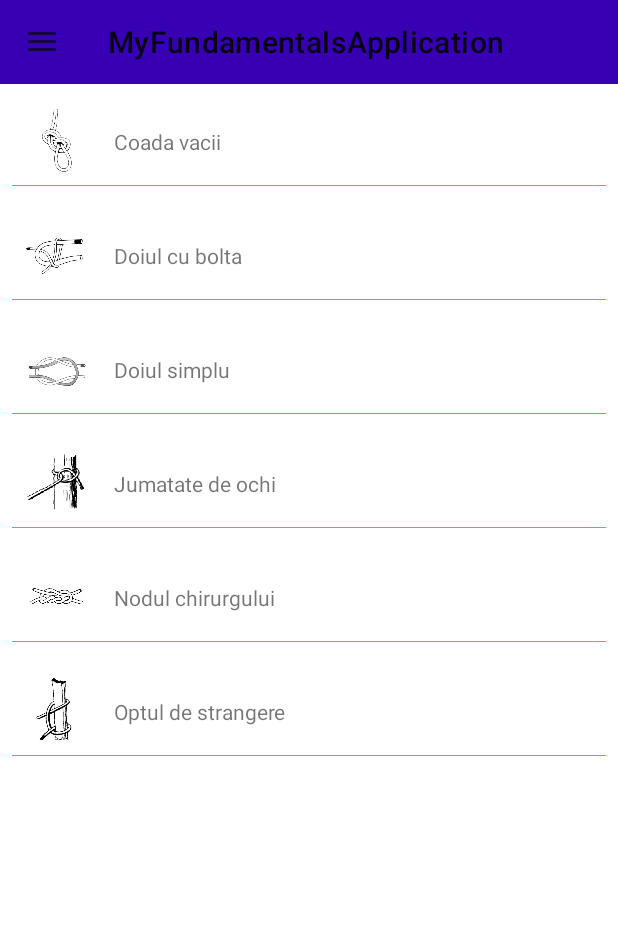
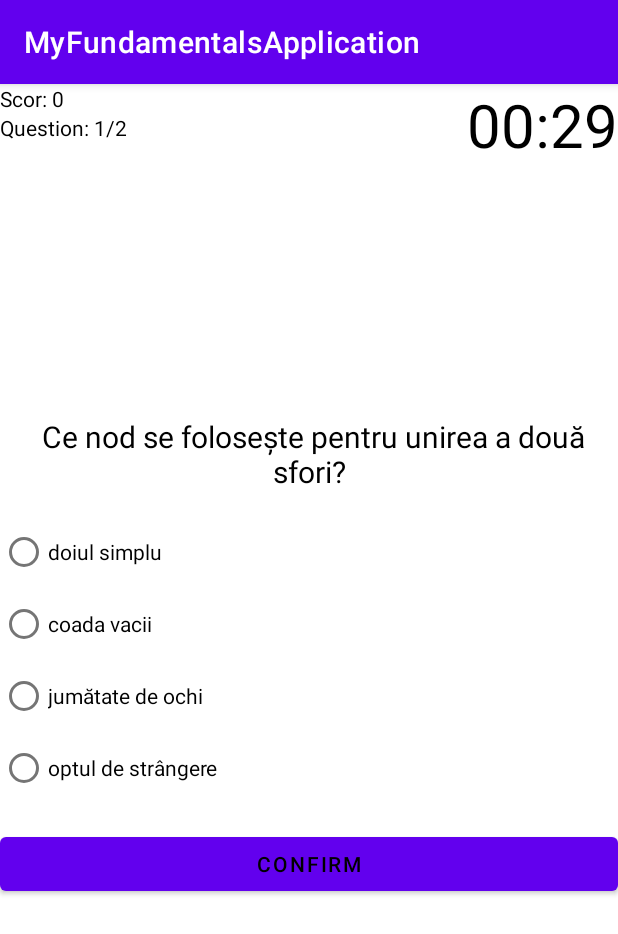
Before and after one commit to 7Mircea/Knots, an Android app: the screen it shows after launch (MainActivity before the commit, QuestionActivity after it), in the side drawer, after a tap on "Întrebări", on a phone screen of 412 x 824 dp. Shown: the top 934 px of the screen. Run offline under Robolectric (Android 15) with nearby library versions, the phone set to English and light mode, and no system bars; our stand-ins replace Room's generated code.

Commit message:
added QuestionActivity.class and questions.txt

```diff
--- a/app/src/main/AndroidManifest.xml
+++ b/app/src/main/AndroidManifest.xml
@@ -9,7 +9,8 @@
         android:roundIcon="@mipmap/ic_launcher_round"
         android:supportsRtl="true"
         android:theme="@style/Theme.MyFundamentalsApplication">
-        <activity android:name=".KnotActivity"></activity>
+        <activity android:name=".QuestionActivity"></activity>
+        <activity android:name=".KnotActivity" />
         <activity android:name=".RegistrationActivity" />
         <activity
             android:name=".MainActivity"
--- a/app/src/main/java/com/example/myfundamentalsapplication/MainActivity.java
+++ b/app/src/main/java/com/example/myfundamentalsapplication/MainActivity.java
@@ -49,7 +49,6 @@ public class MainActivity extends AppCompatActivity implements NavigationView.On
         //punem toolbar
         Toolbar toolbar = findViewById(R.id.toolbar);
         setSupportActionBar(toolbar);
-        //setam navigation view
         drawer = findViewById(R.id.drawer_layout);
 
         ActionBarDrawerToggle toggle = new ActionBarDrawerToggle(this, drawer
@@ -76,7 +75,8 @@ public class MainActivity extends AppCompatActivity implements NavigationView.On
                         .commit();
                 break;
             case R.id.nav_questions:
-                Toast.makeText(this, "Ai apasat pe questions", Toast.LENGTH_LONG).show();
+                Intent intent = new Intent(MainActivity.this, QuestionActivity.class);
+                startActivity(intent);
                 break;
         }
         drawer.closeDrawer(GravityCompat.START);
--- /dev/null
+++ b/app/src/main/java/com/example/myfundamentalsapplication/Question.java
@@ -0,0 +1,111 @@
+package com.example.myfundamentalsapplication;
+
+import android.os.Parcel;
+import android.os.Parcelable;
+
+public class Question implements Parcelable {
+    private String question;
+    private String option1;
+    private String option2;
+    private String option3;
+    private String option4;
+
+
+    private int answerNr;
+
+    public Question() {
+    }
+
+    public Question(String question, String option1, String option2, String option3,String option4, int answerNr) {
+        this.question = question;
+        this.option1 = option1;
+        this.option2 = option2;
+        this.option3 = option3;
+        this.option4 = option4;
+        this.answerNr = answerNr;
+    }
+
+    protected Question(Parcel in) {
+        question = in.readString();
+        option1 = in.readString();
+        option2 = in.readString();
+        option3 = in.readString();
+        option4 = in.readString();
+        answerNr = in.readInt();
+    }
+
+    @Override
+    public void writeToParcel(Parcel dest, int flags) {
+        dest.writeString(question);
+        dest.writeString(option1);
+        dest.writeString(option2);
+        dest.writeString(option3);
+        dest.writeString(option4);
+        dest.writeInt(answerNr);
+    }
+
+    @Override
+    public int describeContents() {
+        return 0;
+    }
+
+    public static final Creator<Question> CREATOR = new Creator<Question>() {
+        @Override
+        public Question createFromParcel(Parcel in) {
+            return new Question(in);
+        }
+
+        @Override
+        public Question[] newArray(int size) {
+            return new Question[size];
+        }
+    };
+
+    public String getQuestion() {
+        return question;
+    }
+
+    public void setQuestion(String question) {
+        // afla pozitia la care se afla .
+        int i = 0;
+        while(question.charAt(i++) != 46);
+        // salveaza intrebarea fara numarul ei si fara punct
+        this.question = question.substring(i);
+    }
+
+    public String getOption1() {
+        return option1;
+    }
+
+    public void setOption1(String option1) {
+        this.option1 = option1;
+    }
+
+    public String getOption2() {
+        return option2;
+    }
+
+    public void setOption2(String option2) {
+        this.option2 = option2;
+    }
+
+    public String getOption3() {
+        return option3;
+    }
+
+    public void setOption3(String option3) {
+        this.option3 = option3;
+    }
+
+    public String getOption4() { return option4; }
+
+    public void setOption4(String option4) { this.option4 = option4; }
+
+    public int getAnswerNr() {
+        return answerNr;
+    }
+
+    public void setAnswerNr(int answerNr) {
+        this.answerNr = answerNr;
+    }
+}
--- /dev/null
+++ b/app/src/main/java/com/example/myfundamentalsapplication/QuestionActivity.java
@@ -0,0 +1,315 @@
+package com.example.myfundamentalsapplication;
+
+import android.content.Intent;
+import android.content.res.ColorStateList;
+import android.graphics.Color;
+import android.os.Bundle;
+import android.os.CountDownTimer;
+import android.util.Log;
+import android.view.View;
+import android.widget.Button;
+import android.widget.RadioButton;
+import android.widget.RadioGroup;
+import android.widget.TextView;
+import android.widget.Toast;
+
+import androidx.appcompat.app.AppCompatActivity;
+
+import java.io.IOException;
+import java.io.InputStream;
+import java.nio.charset.Charset;
+import java.util.ArrayList;
+import java.util.Collections;
+import java.util.Locale;
+import java.util.Scanner;
+
+public class QuestionActivity extends AppCompatActivity {
+    public static final long TIME_LEFT_IN_MILLIS = 30000;
+
+    private static final String KEY_SCORE = "keyScore";
+    private static final String KEY_QUESTION_COUNT = "keyQuestionCount";
+    private static final String KEY_MILLIS_LEFT = "keyMillisLeft";
+    private static final String KEY_ANSWERED = "keyAnswered";
+    private static final String KEY_QUESTION_LIST = "keyQuestionList";
+
+    private TextView textViewQuestion;
+    private TextView textViewScore;
+    private TextView textViewCount;
+    private TextView textViewCountDown;
+    private RadioGroup rbGroup;
+    private RadioButton rb1;
+    private RadioButton rb2;
+    private RadioButton rb3;
+    private RadioButton rb4;
+    private Button buttonConfirmNext;
+
+    private ColorStateList textColorDefaultRb;
+    private ColorStateList textColorDefaultCd;
+
+    private CountDownTimer countDownTimer;
+    private long timeLeftInMillis;
+
+    private ArrayList<Question> questionList;
+    private int questionCounter;
+    private int questionCountTotal;
+    private Question currentQuestion;
+
+    private int score;
+    private boolean answered;
+
+    @Override
+    protected void onCreate(Bundle savedInstanceState) {
+        super.onCreate(savedInstanceState);
+        setContentView(R.layout.activity_question);
+
+        textViewQuestion = findViewById(R.id.text_view_question);
+        textViewCount = findViewById(R.id.text_view_question_count);
+        textViewCountDown = findViewById(R.id.text_view_countdown);
+        textViewScore = findViewById(R.id.text_view_score);
+        rbGroup = findViewById(R.id.radio_group);
+        rb1 = findViewById(R.id.radio_button1);
+        rb2 = findViewById(R.id.radio_button2);
+        rb3 = findViewById(R.id.radio_button3);
+        rb4 = findViewById(R.id.radio_button4);
+        buttonConfirmNext = findViewById(R.id.button_confirm_next);
+
+        textColorDefaultRb = rb1.getTextColors();
+        textColorDefaultCd = textViewCountDown.getTextColors();
+
+        if (savedInstanceState == null) {
+            String file = "questions.txt";
+            questionList = readAllQuestions(file);
+            questionCountTotal = questionList.size();
+            Collections.shuffle(questionList);
+
+            showNextQuestion();
+        } else {
+            questionList = savedInstanceState.getParcelableArrayList(KEY_QUESTION_LIST);
+            questionCounter = savedInstanceState.getInt(KEY_QUESTION_COUNT);
+            questionCountTotal = questionList.size();
+            timeLeftInMillis = savedInstanceState.getLong(KEY_MILLIS_LEFT);
+            answered = savedInstanceState.getBoolean(KEY_ANSWERED);
+            score = savedInstanceState.getInt(KEY_SCORE);
+            currentQuestion = questionList.get(questionCounter - 1);
+
+            if(!answered) {
+                startCountDown();
+            } else {
+                updateCountDownText();
+                showSolution();
+            }
+        }
+
+        buttonConfirmNext.setOnClickListener(new View.OnClickListener() {
+            @Override
+            public void onClick(View view) {
+                if (!answered) {
+                    if (rb1.isChecked() || rb2.isChecked() || rb3.isChecked() || rb4.isChecked()){
+                        checkAnswer();
+                    }
+                    else {
+                        Toast.makeText(QuestionActivity.this,R.string.alege_varianta,Toast.LENGTH_SHORT).show();
+                    }
+                } else {
+                    showNextQuestion();
+                }
+            }
+        });
+    }
+
+    private ArrayList<Question> readAllQuestions(String file) {
+        ArrayList<Question> toateIntrebarile = new ArrayList<Question>();
+        Locale locale = getResources().getConfiguration().locale;
+        InputStream is;
+        Scanner scanner;
+        try {
+            is = getAssets().open(file);
+            scanner = new Scanner(is);
+
+            //Log.i("MainActivity.java", Charset.defaultCharset().displayName());
+            int nrOfQuestions = StringToInt(scanner.nextLine(), true);
+            //Log.i("Intrebare.java", "!!!!!!!!!!!!!!" + nrOfQuestions);
+            //Log.i("Intrebare.java", "\nnrOfQuestions : " + nrOfQuestions);
+            for (int i = 0; i < nrOfQuestions; i++) {
+                //Log.i("Intrebare.java", "i:" + i);
+                Question question = new Question();
+                String buf = scanner.nextLine();
+                question.setQuestion(buf);
+                buf = scanner.nextLine();
+                question.setOption1(buf);
+                buf = scanner.nextLine();
+                question.setOption2(buf);
+                buf = scanner.nextLine();
+                question.setOption3(buf);
+                buf = scanner.nextLine();
+                question.setOption4(buf);
+                int answerNr = StringToInt(scanner.nextLine(), false);
+                //Log.i("Intrebare.java", "answerNr:" + answerNr);
+                question.setAnswerNr(answerNr);
+                //buf = scanner.nextLine();
+                toateIntrebarile.add(question);
+            }
+            scanner.close();
+            is.close();
+        } catch (IOException e) {
+            e.printStackTrace();
+        }
+        return toateIntrebarile;
+    }
+
+    private void showNextQuestion() {
+        rb1.setTextColor(textColorDefaultRb);
+        rb2.setTextColor(textColorDefaultRb);
+        rb3.setTextColor(textColorDefaultRb);
+        rb4.setTextColor(textColorDefaultRb);
+        rbGroup.clearCheck();
+
+        if (questionCounter < questionCountTotal) {
+            currentQuestion = questionList.get(questionCounter);
+
+            textViewQuestion.setText(currentQuestion.getQuestion());
+            rb1.setText(currentQuestion.getOption1());
+            rb2.setText(currentQuestion.getOption2());
+            rb3.setText(currentQuestion.getOption3());
+            rb4.setText(currentQuestion.getOption4());
+
+            questionCounter++;
+            textViewCount.setText("Question: " + questionCounter + "/" + questionCountTotal);
+            answered = false;
+            buttonConfirmNext.setText("Confirm");
+
+            timeLeftInMillis = TIME_LEFT_IN_MILLIS;
+            startCountDown();
+        } else {
+            finishQuiz();
+        }
+    }
+
+    private void startCountDown(){
+        countDownTimer = new CountDownTimer(timeLeftInMillis,1000) {
+            @Override
+            public void onTick(long millisUntilFinished) {
+                timeLeftInMillis = millisUntilFinished;
+                updateCountDownText();
+            }
+
+            @Override
+            public void onFinish() {
+                timeLeftInMillis = 0;
+                updateCountDownText();
+                checkAnswer();
+            }
+        }.start();
+    }
+
+    private void updateCountDownText() {
+        //int hours = (int)(timeLeftInMillis / 1000) / 60 / 60;
+        int minutes = (int)(timeLeftInMillis / 1000) / 60 % 60;
+        int seconds = (int)(timeLeftInMillis / 1000) % 60;
+
+        String timeFormatted = String.format(Locale.getDefault(),"%02d:%02d",minutes,seconds);
+        textViewCountDown.setText(timeFormatted);
+
+        if (timeLeftInMillis < 10000) {
+            textViewCountDown.setTextColor(Color.RED);
+        } else {
+            textViewCountDown.setTextColor(textColorDefaultCd);
+        }
+    }
+
+    private void checkAnswer() {
+        answered = true;
+
+        countDownTimer.cancel();
+
+        RadioButton rbSelected = findViewById(rbGroup.getCheckedRadioButtonId());
+        int answerNr = rbGroup.indexOfChild(rbSelected) + 1;
+
+        if (answerNr == currentQuestion.getAnswerNr()) {
+            score++;
+            textViewScore.setText("Score: " + score);
+        }
+
+        showSolution();
+    }
+
+    private void showSolution() {
+        rb1.setTextColor(Color.RED);
+        rb2.setTextColor(Color.RED);
+        rb3.setTextColor(Color.RED);
+        rb4.setTextColor(Color.RED);
+
+        switch (currentQuestion.getAnswerNr()) {
+            case 1:
+                rb1.setTextColor(getResources().getColor(R.color.teal_700));
+                break;
+            case 2:
+                rb2.setTextColor(getResources().getColor(R.color.teal_700));
+                break;
+            case 3:
+                rb3.setTextColor(getResources().getColor(R.color.teal_700));
+                break;
+            case 4:
+                rb4.setTextColor(getResources().getColor(R.color.teal_700));
+                break;
+        }
+
+        if (questionCounter < questionCountTotal)
+            buttonConfirmNext.setText(R.string.next_button);
+        else
+            buttonConfirmNext.setText(R.string.finish_button);
+    }
+
+    private void finishQuiz() {
+        finish();
+    }
+
+    private static int StringToInt(String string, boolean isFirstLineOfFile) {
+        int nr = 0, power = 1, inceput = -1;
+        /**
+         * Este foarte important sa tii cont ca un fisier codat in UTF-8 va avea la inceput un caracter
+         * U+FEFF, sau 65279 in decimal care reprezinta inceput de fisier(BOM), acesta trebuie ignarat la trecerea string-ului
+         * in int. Nu toate fisierele UTF-8 contin acest caracter,
+         * https://en.wikipedia.org/wiki/Byte_order_mark
+         */
+        if (isFirstLineOfFile && string.charAt(0)==65279) inceput = 0;
+        //System.out.println("String-ul primit in StringToInt este : \"" + string + "\"");
+        //Log.i("Intrebare.java","String-ul are lungimea: "+string.length());
+        //if (Character.getNumericValue(string.charAt(0))==65279)
+        //Log.i("Intrebare.java","contine BOM");
+        for (int i = string.length() - 1; i > inceput; i--) {
+            if (Character.isDigit(string.charAt(i))) {
+                nr += Character.getNumericValue(string.charAt(i)) * power;
+                power *= 10;
+                //Log.i("Intrebare.java", "Char at " + i + " is  \"" + string.charAt(i) + "\"" + "and numeric representation is" + Integer.toString((int) string.charAt(i)));
+            }
+        }
+        return nr;
+    }
+
+    @Override
+    protected void onDestroy() {
+        super.onDestroy();
+        // if the countDown hasn't started is null
+        if (countDownTimer != null) {
+            countDownTimer.cancel();
+        }
+    }
+
+    @Override
+    protected void onSaveInstanceState(Bundle outState) {
+        super.onSaveInstanceState(outState);
+        outState.putInt(KEY_SCORE,score);
+        outState.putBoolean(KEY_ANSWERED,answered);
+        outState.putLong(KEY_MILLIS_LEFT, timeLeftInMillis);
+        outState.putInt(KEY_QUESTION_COUNT,questionCounter);
+        outState.putParcelableArrayList(KEY_QUESTION_LIST,questionList);
+    }
+
+    @Override
+    public void onBackPressed() {
+        Intent it = new Intent(QuestionActivity.this, MainActivity.class);
+        startActivity(it);
+    }
+
+}
--- a/app/src/main/res/layout/activity_main.xml
+++ b/app/src/main/res/layout/activity_main.xml
@@ -17,6 +17,7 @@
             android:id="@+id/toolbar"
             android:layout_width="match_parent"
             android:layout_height="?attr/actionBarSize"
+            app:titleTextColor="@color/white"
             android:background="@color/purple_700"/>
         <FrameLayout
             android:id="@+id/fragment_container"
--- /dev/null
+++ b/app/src/main/res/layout/activity_question.xml
@@ -0,0 +1,99 @@
+<?xml version="1.0" encoding="utf-8"?>
+<RelativeLayout xmlns:android="http://schemas.android.com/apk/res/android"
+    xmlns:app="http://schemas.android.com/apk/res-auto"
+    xmlns:tools="http://schemas.android.com/tools"
+    android:layout_width="match_parent"
+    android:layout_height="match_parent"
+    tools:context="com.example.myfundamentalsapplication.QuestionActivity">
+
+    <TextView
+        android:id="@+id/text_view_score"
+        android:layout_width="wrap_content"
+        android:layout_height="wrap_content"
+        android:text="@string/score"
+        android:textColor="@android:color/black"
+        android:freezesText="true"/>
+
+    <TextView
+        android:id="@+id/text_view_question_count"
+        android:layout_width="wrap_content"
+        android:layout_height="wrap_content"
+        android:text="@string/question_count"
+        android:layout_below="@id/text_view_score"
+        android:textColor="@android:color/black"
+        android:freezesText="true"/>
+
+    <TextView
+        android:id="@+id/text_view_countdown"
+        android:layout_width="wrap_content"
+        android:layout_height="wrap_content"
+        android:layout_alignParentRight="true"
+        android:layout_alignParentEnd="true"
+        android:textColor="@android:color/black"
+        android:text="@string/countdown"
+        android:textSize="40sp"
+        android:freezesText="true"/>
+
+    <TextView
+        android:id="@+id/text_view_question"
+        android:layout_width="match_parent"
+        android:layout_height="wrap_content"
+        android:text="@string/question"
+        android:textSize="20sp"
+        android:textColor="@android:color/black"
+        android:layout_above="@id/radio_group"
+        android:textAlignment="center"
+        android:layout_marginBottom="16dp"
+        android:freezesText="true"/>
+
+    <RadioGroup
+        android:id="@+id/radio_group"
+        android:layout_centerVertical="true"
+        android:layout_width="wrap_content"
+        android:layout_height="wrap_content">
+
+        <RadioButton
+            android:id="@+id/radio_button1"
+            android:layout_width="wrap_content"
+            android:layout_height="wrap_content"
+            android:text="@string/radio_button1"
+            android:freezesText="true"
+            />
+
+        <RadioButton
+            android:id="@+id/radio_button2"
+            android:layout_width="wrap_content"
+            android:layout_height="wrap_content"
+            android:text="@string/radio_button2"
+            android:freezesText="true"
+            />
+
+        <RadioButton
+            android:id="@+id/radio_button3"
+            android:layout_width="wrap_content"
+            android:layout_height="wrap_content"
+            android:text="@string/radio_button3"
+            android:freezesText="true"
+            />
+
+        <RadioButton
+            android:id="@+id/radio_button4"
+            android:layout_width="wrap_content"
+            android:layout_height="wrap_content"
+            android:text="@string/radio_button4"
+            android:freezesText="true"
+            />
+
+    </RadioGroup>
+
+    <Button
+        android:id="@+id/button_confirm_next"
+        android:layout_width="match_parent"
+        android:layout_height="wrap_content"
+        android:text="@string/confirm_next"
+        android:layout_below="@id/radio_group"
+        android:layout_marginTop="16dp"
+        android:textColor="@android:color/black"
+        android:freezesText="true"/>
+
+</RelativeLayout>
--- a/app/src/main/res/values-night/themes.xml
+++ b/app/src/main/res/values-night/themes.xml
@@ -13,9 +13,8 @@
         <item name="android:statusBarColor" tools:targetApi="l">?attr/colorPrimaryVariant</item>
         <!-- Customize your theme here. -->
     </style>
-    <style name="Theme.MyFundamentalsApplication.NoActionBar">
+    <style name="Theme.MyFundamentalsApplication.NoActionBar" parent="Theme.MyFundamentalsApplication">
         <item name="windowActionBar">false</item>
         <item name="windowNoTitle">true</item>
-        <item name="android:statusBarColor">@android:color/transparent</item>
     </style>
 </resources>
--- a/app/src/main/res/values/strings.xml
+++ b/app/src/main/res/values/strings.xml
@@ -54,4 +54,16 @@
         dar dacă frânghia nu este bine întinsă, se poate desface. În cazul în care doar unul dintre
         capete trebuie solicitat, este recomandată folosirea altui nod.
     </string>
+    <string name="score">Scor: 0</string>
+    <string name="question_count">Întrebare: 1/n</string>
+    <string name="countdown">00:30</string>
+    <string name="radio_button1">Varianta 1</string>
+    <string name="radio_button2">Varianta 2</string>
+    <string name="radio_button3">Varianta 3</string>
+    <string name="radio_button4">Varianta 4</string>
+    <string name="question">Întrebarea se încarcă :)</string>
+    <string name="confirm_next">Am terminat :)</string>
+    <string name="next_button">Următoarea întrebare</string>
+    <string name="finish_button">Final</string>
+    <string name="alege_varianta">Alege o variantă</string>
 </resources>
--- a/app/src/main/res/values/themes.xml
+++ b/app/src/main/res/values/themes.xml
@@ -13,9 +13,9 @@
         <item name="android:statusBarColor" tools:targetApi="l">?attr/colorPrimaryVariant</item>
         <!-- Customize your theme here. -->
     </style>
-    <style name="Theme.MyFundamentalsApplication.NoActionBar">
+    <style name="Theme.MyFundamentalsApplication.NoActionBar" parent="Theme.MyFundamentalsApplication">
         <item name="windowActionBar">false</item>
         <item name="windowNoTitle">true</item>
-        <item name="android:statusBarColor">@android:color/transparent</item>
+
     </style>
 </resources>
```
Also changed, not shown: app/src/main/assets/questions.txt (added, +13 -0 lines).
